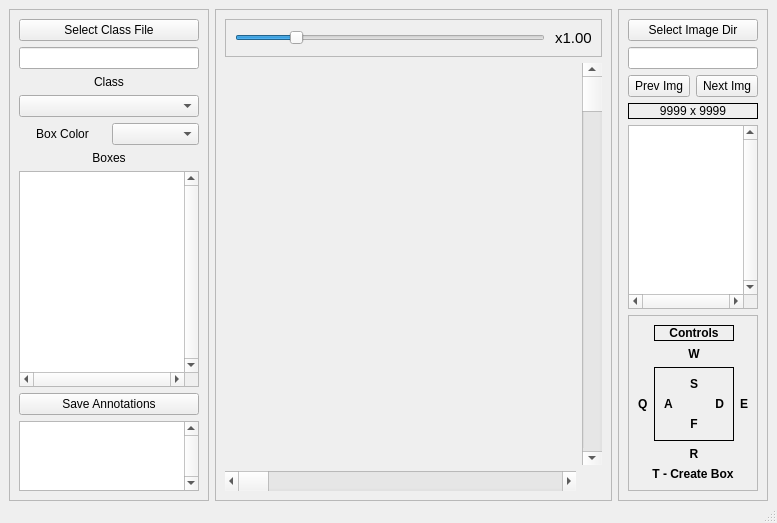
Qt form NardeLbl_designer.ui (Tony904/NardeLbl) before a commit.
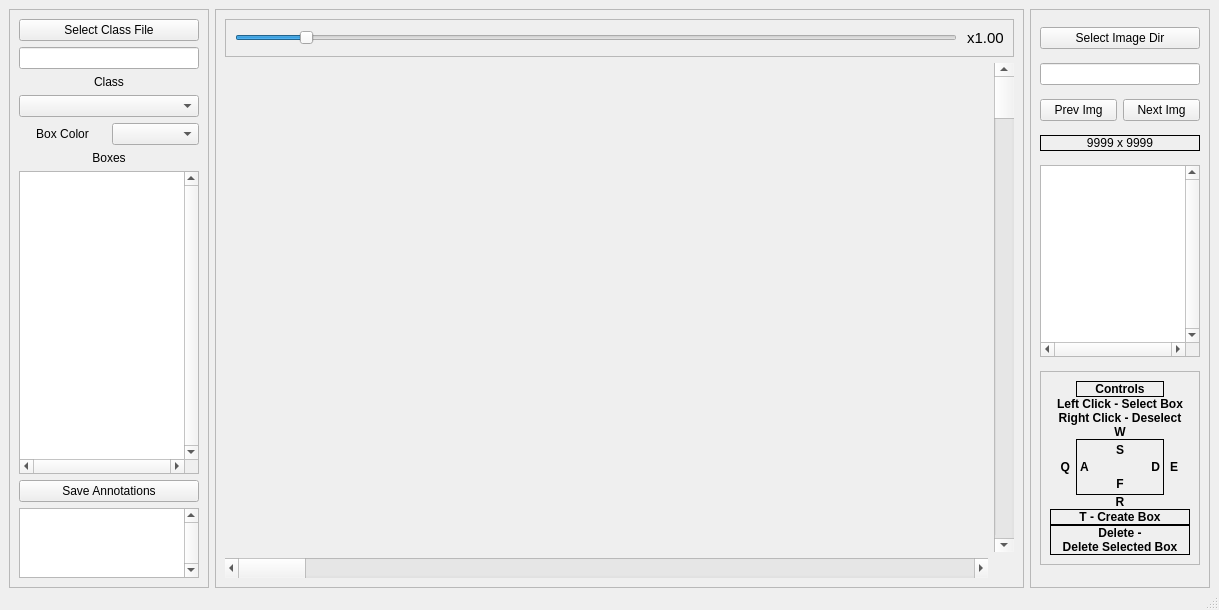
The same form after that commit. Icons and pictures are not drawn.

Diff of the .ui file:
```diff
--- a/NardeLbl_designer.ui
+++ b/NardeLbl_designer.ui
@@ -6,8 +6,8 @@
    <rect>
     <x>0</x>
     <y>0</y>
-    <width>777</width>
-    <height>523</height>
+    <width>1219</width>
+    <height>610</height>
    </rect>
   </property>
   <property name="windowTitle">
@@ -238,7 +238,7 @@
              <number>10</number>
             </property>
             <property name="maximum">
-             <number>500</number>
+             <number>1000</number>
             </property>
             <property name="value">
              <number>100</number>
@@ -282,7 +282,7 @@
       </property>
       <property name="maximumSize">
        <size>
-        <width>150</width>
+        <width>180</width>
         <height>16777215</height>
        </size>
       </property>
@@ -342,6 +342,12 @@
        </item>
        <item row="4" column="0" colspan="2">
         <widget class="QListWidget" name="lstw_files">
+         <property name="sizePolicy">
+          <sizepolicy hsizetype="Expanding" vsizetype="Maximum">
+           <horstretch>0</horstretch>
+           <verstretch>0</verstretch>
+          </sizepolicy>
+         </property>
          <property name="verticalScrollBarPolicy">
           <enum>Qt::ScrollBarAlwaysOn</enum>
          </property>
@@ -370,26 +376,23 @@
           <enum>QFrame::Plain</enum>
          </property>
          <layout class="QGridLayout" name="gridLayout_3">
-          <item row="0" column="1">
-           <widget class="QLabel" name="_lbl_controls">
-            <property name="sizePolicy">
-             <sizepolicy hsizetype="Preferred" vsizetype="Maximum">
-              <horstretch>0</horstretch>
-              <verstretch>0</verstretch>
-             </sizepolicy>
-            </property>
+          <property name="verticalSpacing">
+           <number>0</number>
+          </property>
+          <item row="6" column="0" colspan="3">
+           <widget class="QLabel" name="_lbl_create_box_key">
             <property name="frameShape">
              <enum>QFrame::Box</enum>
             </property>
             <property name="text">
-             <string>Controls</string>
+             <string>T - Create Box</string>
             </property>
             <property name="alignment">
              <set>Qt::AlignCenter</set>
             </property>
            </widget>
           </item>
-          <item row="1" column="1">
+          <item row="3" column="1">
            <widget class="QLabel" name="label">
             <property name="font">
              <font>
@@ -404,17 +407,43 @@
             </property>
            </widget>
           </item>
-          <item row="3" column="1">
-           <widget class="QLabel" name="label_4">
+          <item row="7" column="0" colspan="3">
+           <widget class="QLabel" name="_lbl_controls_delete">
+            <property name="frameShape">
+             <enum>QFrame::Box</enum>
+            </property>
             <property name="text">
-             <string>R</string>
+             <string>Delete -
+Delete Selected Box</string>
             </property>
             <property name="alignment">
              <set>Qt::AlignCenter</set>
             </property>
+            <property name="wordWrap">
+             <bool>true</bool>
+            </property>
            </widget>
           </item>
-          <item row="2" column="1">
+          <item row="4" column="2">
+           <widget class="QLabel" name="label_3">
+            <property name="sizePolicy">
+             <sizepolicy hsizetype="Minimum" vsizetype="Preferred">
+              <horstretch>0</horstretch>
+              <verstretch>0</verstretch>
+             </sizepolicy>
+            </property>
+            <property name="minimumSize">
+             <size>
+              <width>20</width>
+              <height>0</height>
+             </size>
+            </property>
+            <property name="text">
+             <string>E</string>
+            </property>
+           </widget>
+          </item>
+          <item row="4" column="1">
            <widget class="QFrame" name="frame">
             <property name="sizePolicy">
              <sizepolicy hsizetype="Expanding" vsizetype="Expanding">
@@ -429,6 +458,21 @@
              <enum>QFrame::Plain</enum>
             </property>
             <layout class="QGridLayout" name="gridLayout_4">
+             <property name="leftMargin">
+              <number>3</number>
+             </property>
+             <property name="topMargin">
+              <number>3</number>
+             </property>
+             <property name="rightMargin">
+              <number>3</number>
+             </property>
+             <property name="bottomMargin">
+              <number>3</number>
+             </property>
+             <property name="spacing">
+              <number>3</number>
+             </property>
              <item row="1" column="0">
               <widget class="QLabel" name="label_5">
                <property name="sizePolicy">
@@ -495,8 +539,20 @@
             </layout>
            </widget>
           </item>
-          <item row="2" column="0">
+          <item row="4" column="0">
            <widget class="QLabel" name="label_2">
+            <property name="sizePolicy">
+             <sizepolicy hsizetype="Minimum" vsizetype="Preferred">
+              <horstretch>0</horstretch>
+              <verstretch>0</verstretch>
+             </sizepolicy>
+            </property>
+            <property name="minimumSize">
+             <size>
+              <width>20</width>
+              <height>0</height>
+             </size>
+            </property>
             <property name="font">
              <font>
               <bold>true</bold>
@@ -505,19 +561,54 @@
             <property name="text">
              <string>Q</string>
             </property>
+            <property name="alignment">
+             <set>Qt::AlignRight|Qt::AlignTrailing|Qt::AlignVCenter</set>
+            </property>
            </widget>
           </item>
-          <item row="2" column="2">
-           <widget class="QLabel" name="label_3">
+          <item row="5" column="1">
+           <widget class="QLabel" name="label_4">
             <property name="text">
-             <string>E</string>
+             <string>R</string>
             </property>
+            <property name="alignment">
+             <set>Qt::AlignCenter</set>
+            </property>
            </widget>
           </item>
-          <item row="4" column="0" colspan="3">
-           <widget class="QLabel" name="_lbl_create_box_key">
+          <item row="0" column="1">
+           <widget class="QLabel" name="_lbl_controls">
+            <property name="sizePolicy">
+             <sizepolicy hsizetype="Preferred" vsizetype="Maximum">
+              <horstretch>0</horstretch>
+              <verstretch>0</verstretch>
+             </sizepolicy>
+            </property>
+            <property name="frameShape">
+             <enum>QFrame::Box</enum>
+            </property>
             <property name="text">
-             <string>T - Create Box</string>
+             <string>Controls</string>
+            </property>
+            <property name="alignment">
+             <set>Qt::AlignCenter</set>
+            </property>
+           </widget>
+          </item>
+          <item row="1" column="0" colspan="3">
+           <widget class="QLabel" name="label_9">
+            <property name="text">
+             <string>Left Click - Select Box</string>
+            </property>
+            <property name="alignment">
+             <set>Qt::AlignCenter</set>
+            </property>
+           </widget>
+          </item>
+          <item row="2" column="0" colspan="3">
+           <widget class="QLabel" name="label_10">
+            <property name="text">
+             <string>Right Click - Deselect</string>
             </property>
             <property name="alignment">
              <set>Qt::AlignCenter</set>
```
Left out of the diff: 3 changed lines with no effect on the pictures.
